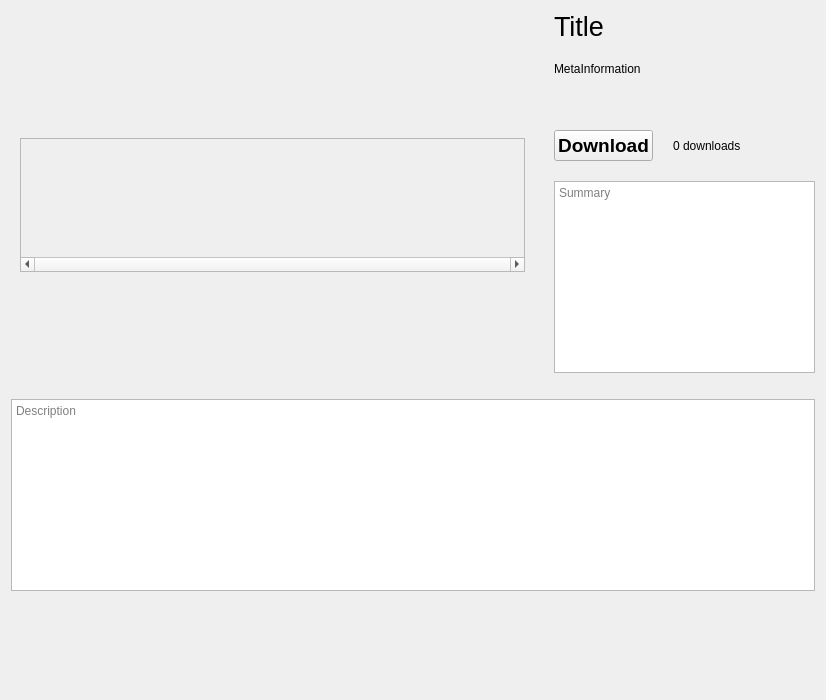
Above: BaseClient/Source/PageContentContentWidget.ui from WorksAhead/Base before the change. Below: the same form after it.
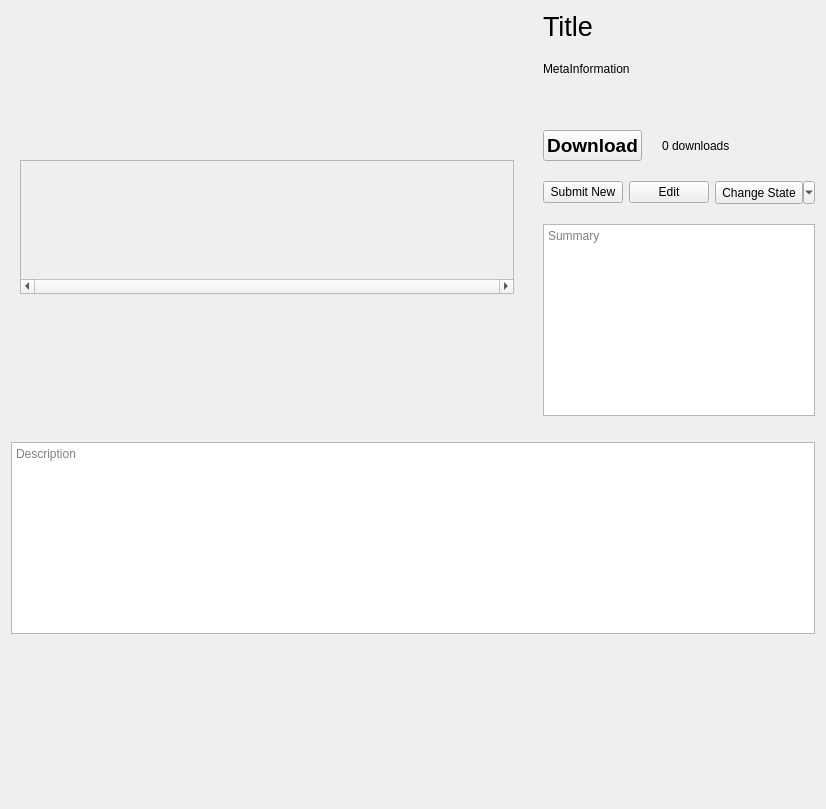
That is the form after the change. Custom widgets are drawn as their Qt base class.

Commit message: 在内容页面中增加了部分管理功能。

What changed in the file:
```diff
--- a/BaseClient/Source/PageContentContentWidget.ui
+++ b/BaseClient/Source/PageContentContentWidget.ui
@@ -7,7 +7,7 @@
     <x>0</x>
     <y>0</y>
     <width>826</width>
-    <height>700</height>
+    <height>809</height>
    </rect>
   </property>
   <layout class="QVBoxLayout" name="verticalLayout_4" stretch="0,0,0,0,0">
@@ -47,8 +47,8 @@
             <rect>
              <x>0</x>
              <y>0</y>
-             <width>504</width>
-             <height>115</height>
+             <width>493</width>
+             <height>118</height>
             </rect>
            </property>
           </widget>
@@ -192,6 +192,67 @@
          </item>
         </layout>
        </item>
+       <item>
+        <widget class="QWidget" name="manageWidget" native="true">
+         <layout class="QHBoxLayout" name="horizontalLayout_7">
+          <property name="leftMargin">
+           <number>0</number>
+          </property>
+          <property name="topMargin">
+           <number>0</number>
+          </property>
+          <property name="rightMargin">
+           <number>0</number>
+          </property>
+          <property name="bottomMargin">
+           <number>0</number>
+          </property>
+          <item>
+           <widget class="QPushButton" name="submitNewButton">
+            <property name="text">
+             <string>Submit New</string>
+            </property>
+           </widget>
+          </item>
+          <item>
+           <spacer name="horizontalSpacer_2">
+            <property name="orientation">
+             <enum>Qt::Horizontal</enum>
+            </property>
+            <property name="sizeHint" stdset="0">
+             <size>
+              <width>40</width>
+              <height>20</height>
+             </size>
+            </property>
+           </spacer>
+          </item>
+          <item>
+           <widget class="QPushButton" name="editButton">
+            <property name="text">
+             <string>Edit</string>
+            </property>
+           </widget>
+          </item>
+          <item>
+           <widget class="QToolButton" name="changeStateButton">
+            <property name="minimumSize">
+             <size>
+              <width>0</width>
+              <height>23</height>
+             </size>
+            </property>
+            <property name="text">
+             <string>Change State</string>
+            </property>
+            <property name="popupMode">
+             <enum>QToolButton::MenuButtonPopup</enum>
+            </property>
+           </widget>
+          </item>
+         </layout>
+        </widget>
+       </item>
        <item>
         <widget class="QTextBrowser" name="summary">
          <property name="placeholderText">
@@ -245,22 +306,22 @@
      </property>
     </spacer>
    </item>
+   <item>
+    <spacer name="verticalSpacer_5">
+     <property name="orientation">
+      <enum>Qt::Vertical</enum>
+     </property>
+     <property name="sizeHint" stdset="0">
+      <size>
+       <width>20</width>
+       <height>40</height>
+      </size>
+     </property>
+    </spacer>
+   </item>
    <item>
     <widget class="CommentWidget" name="commentWidget" native="true"/>
    </item>
-   <item>
-    <spacer name="verticalSpacer_3">
-     <property name="orientation">
-      <enum>Qt::Vertical</enum>
-     </property>
-     <property name="sizeHint" stdset="0">
-      <size>
-       <width>20</width>
-       <height>0</height>
-      </size>
-     </property>
-    </spacer>
-   </item>
   </layout>
  </widget>
  <customwidgets>
```
The commit also changes 2 other files.
